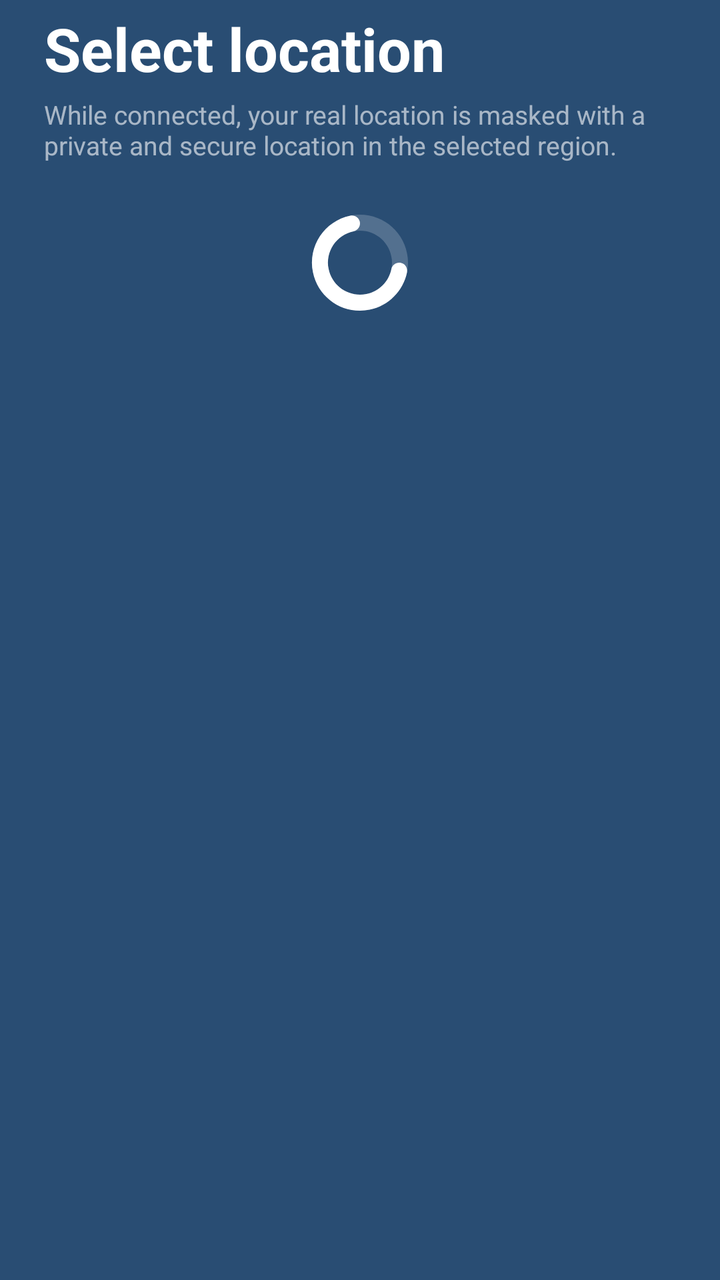
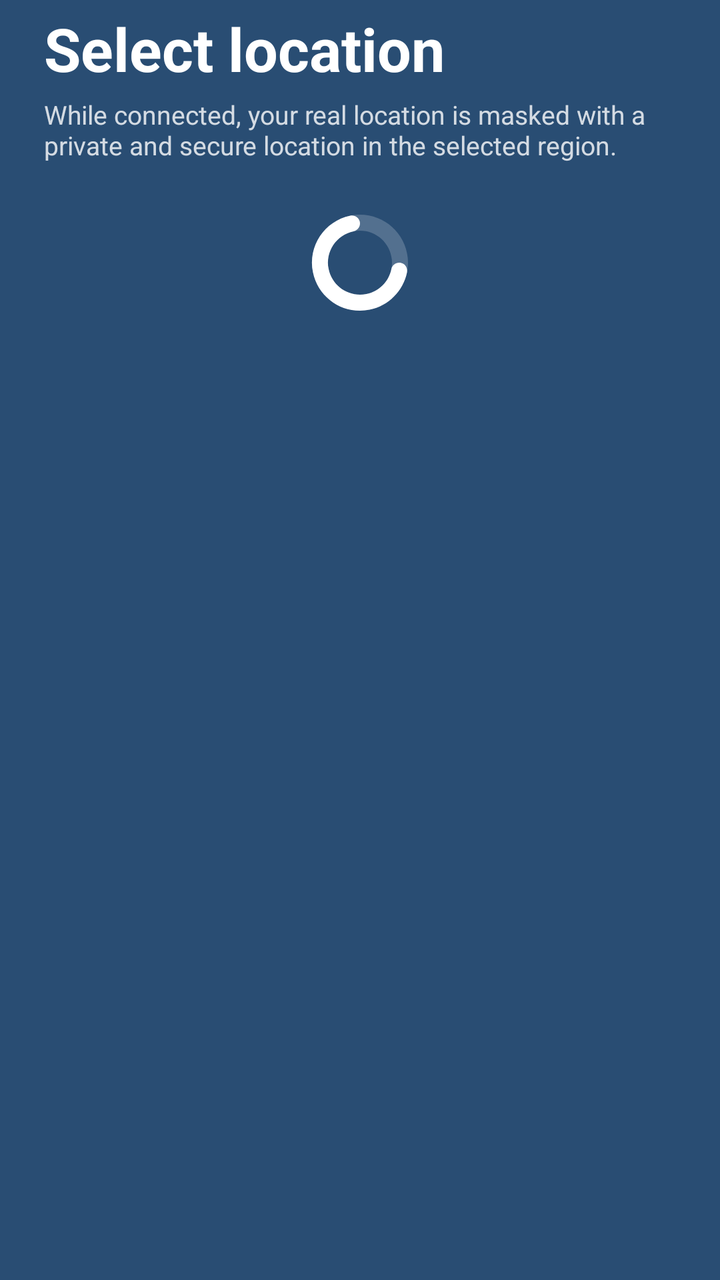

Before-and-after screenshots of an Android layout around one commit, followed by the original layout XML and the change that was made.
<!-- AndroidManifest.xml: application theme AppTheme -->
<!-- res/layout/select_location_header.xml -->
<LinearLayout xmlns:android="http://schemas.android.com/apk/res/android"
              android:layout_width="match_parent"
              android:layout_height="wrap_content"
              android:orientation="vertical"
              android:gravity="left">
    <TextView android:id="@+id/expanded_title"
              android:layout_width="wrap_content"
              android:layout_height="wrap_content"
              android:layout_weight="0"
              android:layout_marginVertical="4dp"
              android:layout_marginHorizontal="@dimen/side_margin"
              android:text="@string/select_location"
              style="@style/SettingsExpandedHeader" />
    <TextView android:layout_width="wrap_content"
              android:layout_height="wrap_content"
              android:layout_weight="0"
              android:layout_marginHorizontal="@dimen/side_margin"
              android:layout_marginBottom="@dimen/vertical_space"
              android:textColor="@color/white60"
              android:textSize="@dimen/text_small"
              android:text="@string/select_location_description" />
    <ProgressBar android:id="@+id/loading_spinner"
                 android:layout_width="60dp"
                 android:layout_height="60dp"
                 android:layout_gravity="center"
                 android:indeterminate="true"
                 android:indeterminateOnly="true"
                 android:indeterminateDuration="600"
                 android:indeterminateDrawable="@drawable/icon_spinner"
                 android:visibility="visible" />
</LinearLayout>
<!-- resources referenced by this layout -->
<resources>
  <color name="white60">#99FFFFFF</color>
  <dimen name="side_margin">22dp</dimen>
  <dimen name="text_small">13sp</dimen>
  <dimen name="vertical_space">20dp</dimen>
  <!-- drawable icon_spinner (drawable) -->
  <?xml version="1.0" encoding="utf-8"?>
  <rotate xmlns:android="http://schemas.android.com/apk/res/android"
          android:fromDegrees="0"
          android:toDegrees="360"
          android:pivotX="50%"
          android:pivotY="50%">
      <vector android:width="60dp"
              android:height="60dp"
              android:viewportWidth="60.0"
              android:viewportHeight="60.0">
          <group>
              <path android:fillColor="#33FFFFFF"
                    android:pathData="M27.6038221,6.11991768 C40.7924274,4.79654517 52.5567098,14.4152168 53.8800823,27.6038221 C55.2034548,40.7924274 45.5847832,52.5567098 32.3961779,53.8800823 C19.2075726,55.2034548 7.4432902,45.5847832 6.11991768,32.3961779 C4.79654517,19.2075726 14.4152168,7.4432902 27.6038221,6.11991768 Z M28.4025481,14.0799451 C19.6101445,14.9621935 13.1976968,22.8050484 14.0799451,31.5974519 C14.9621935,40.3898555 22.8050484,46.8023032 31.5974519,45.9200549 C40.3898555,45.0378065 46.8023032,37.1949516 45.9200549,28.4025481 C45.0378065,19.6101445 37.1949516,13.1976968 28.4025481,14.0799451 Z" />
              <path android:fillColor="#FFFFFF"
                    android:pathData="M25.2028561,6.48431564 C12.2155023,9.13370504 3.83492624,21.80979 6.48431564,34.7971439 C9.13370504,47.7844977 21.80979,56.1650738 34.7971439,53.5156844 C44.2988591,51.577357 51.5941458,44.163762 53.514681,34.8276709 C53.9598043,32.6638409 52.5665172,30.5488664 50.4026872,30.1037431 C48.2388572,29.6586198 46.1238826,31.0519068 45.6787593,33.2157369 C44.3979534,39.441981 39.5342463,44.3845633 33.1980959,45.6771229 C24.53986,47.4433825 16.0891367,41.8563318 14.3228771,33.1980959 C12.5566175,24.53986 18.1436682,16.0891367 26.8019041,14.3228771 C28.9664631,13.8813122 30.3632257,11.7686314 29.9216608,9.60407239 C29.4800959,7.43951342 27.3674151,6.04275074 25.2028561,6.48431564 Z" />
          </group>
      </vector>
  </rotate>
  <string name="select_location">Select location</string>
  <string name="select_location_description">While connected, your real location is masked with a
      private and secure location in the selected region.</string>
  <style name="SettingsExpandedHeader" parent="SettingsHeader">
          <item name="android:textSize">@dimen/text_huge</item>
      </style>
  <style name="AppTheme" parent="Theme.AppCompat.NoActionBar">
          <item name="colorPrimary">@color/colorPrimary</item>
          <item name="android:windowBackground">@color/blue</item>
      </style>
  <style name="SettingsHeader">
          <item name="android:textColor">@color/white</item>
          <item name="android:textStyle">bold</item>
      </style>
  <dimen name="text_huge">30sp</dimen>
  <color name="colorPrimary">#294D73</color>
  <color name="blue">#294D73</color>
  <color name="white">#FFFFFF</color>
</resources>

<!-- the commit's change to res/layout/select_location_header.xml (unified diff, before → after) -->
@@ -16,7 +16,7 @@
               android:layout_weight="0"
               android:layout_marginHorizontal="@dimen/side_margin"
               android:layout_marginBottom="@dimen/vertical_space"
-              android:textColor="@color/white60"
+              android:textColor="@color/white80"
               android:textSize="@dimen/text_small"
               android:text="@string/select_location_description" />
     <ProgressBar android:id="@+id/loading_spinner"
<!-- resource entries referenced after the edit -->
@@ -1,6 +1,6 @@
 <!-- resources referenced by this layout -->
 <resources>
-  <color name="white60">#99FFFFFF</color>
+  <color name="white80">#CCFFFFFF</color>
   <dimen name="side_margin">22dp</dimen>
   <dimen name="text_small">13sp</dimen>
   <dimen name="vertical_space">20dp</dimen>
